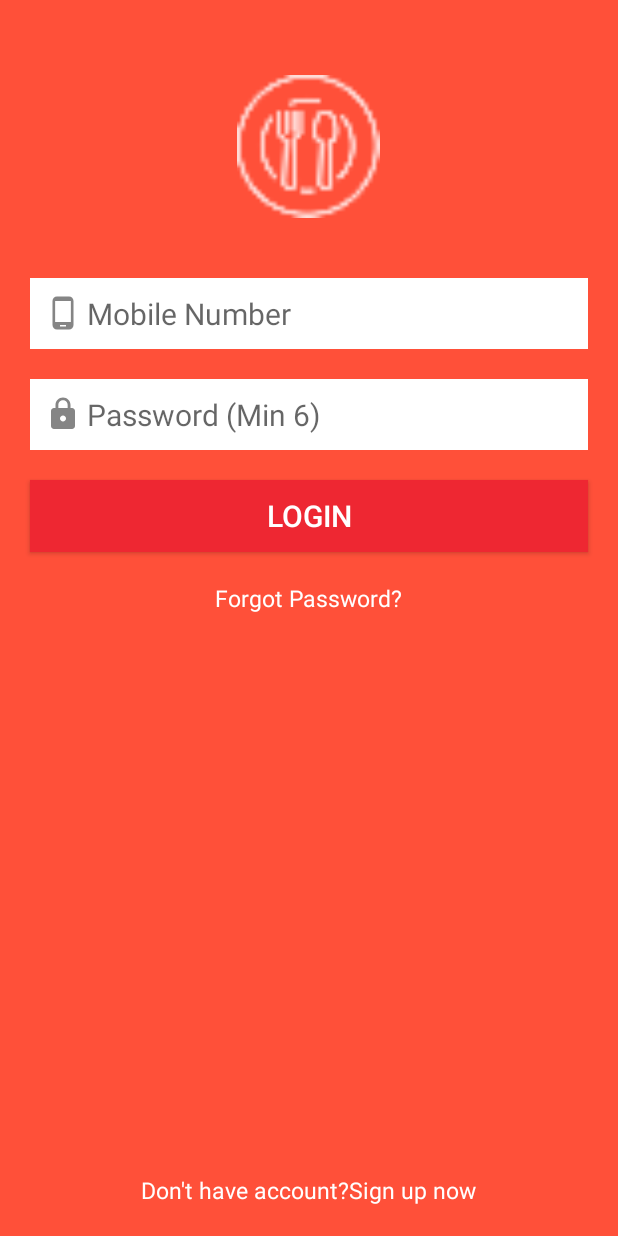
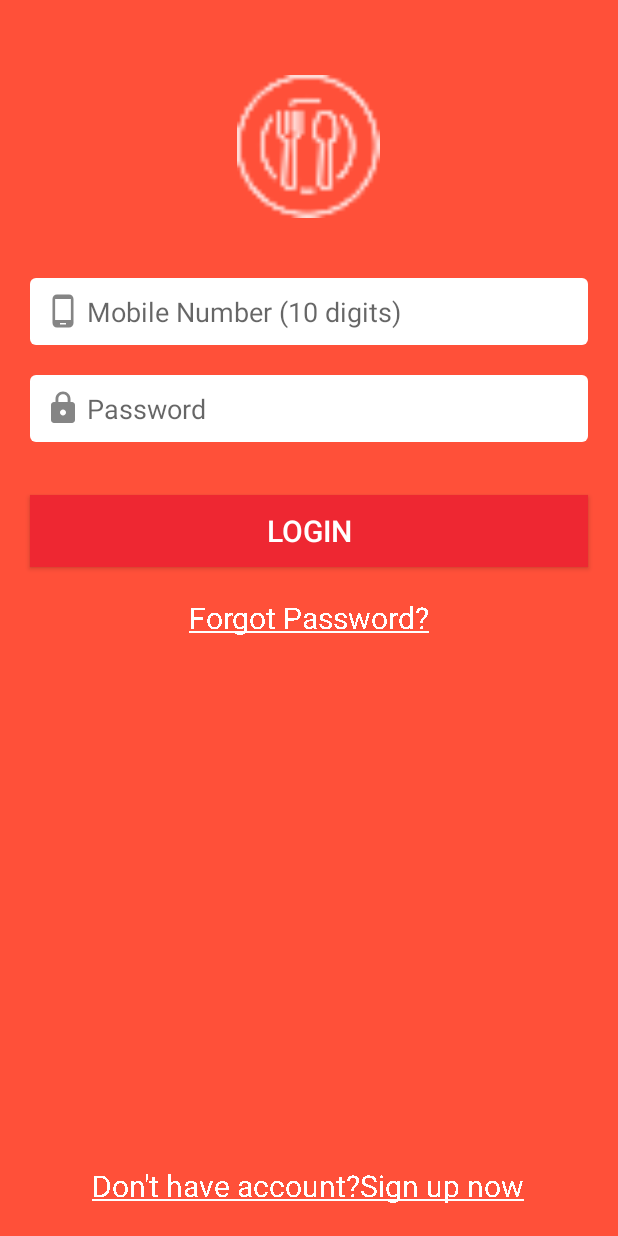
Before and after one commit to HenryGibson86/RestaurantApp, an Android app: the screen it shows after launch (LoginRegisterActivity), on a phone screen of 412 x 824 dp. Run offline under Robolectric (Android 15) with nearby library versions, the phone set to English and light mode, and no system bars; our stand-ins replace Volley.

Commit message:
Final 1.6 minor bugs fixed

```diff
--- a/app/src/main/java/com/albino/restaurantapp/fragment/LoginFragment.kt
+++ b/app/src/main/java/com/albino/restaurantapp/fragment/LoginFragment.kt
@@ -4,6 +4,7 @@ package com.albino.restaurantapp.fragment
 import android.app.Activity
 import android.content.Context
 import android.content.Intent
+import android.graphics.Paint
 import android.os.Bundle
 import android.provider.Settings
 import androidx.fragment.app.Fragment
@@ -56,6 +57,9 @@ class LoginFragment(val contextParam:Context) : Fragment() {
 
         login_fragment_Progressdialog.visibility=View.INVISIBLE
 
+        textViewForgotPassword.paintFlags=Paint.UNDERLINE_TEXT_FLAG//under line text
+
+        textViewSignUp.paintFlags=Paint.UNDERLINE_TEXT_FLAG//under line text
 
 
         textViewForgotPassword.setOnClickListener(View.OnClickListener {
@@ -131,7 +135,6 @@ class LoginFragment(val contextParam:Context) : Fragment() {
                         url,
                         loginUser,
                         Response.Listener {
-                            println("Response12 is " + it)
 
                             val responseJsonObjectData = it.getJSONObject("data")
 
@@ -157,8 +160,6 @@ class LoginFragment(val contextParam:Context) : Fragment() {
                                 userSuccessfullyLoggedIn()//after we get a response we call the Log the user in
 
                             } else {
-
-
 
                                 val responseMessageServer =
                                     responseJsonObjectData.getString("errorMessage")
@@ -211,9 +212,9 @@ class LoginFragment(val contextParam:Context) : Fragment() {
             alterDialog.setTitle("No Internet")
             alterDialog.setMessage("Internet Connection can't be establish!")
             alterDialog.setPositiveButton("Open Settings"){text,listener->
-                val settingsIntent= Intent(Settings.ACTION_WIRELESS_SETTINGS)//open wifi settings
+                val settingsIntent= Intent(Settings.ACTION_SETTINGS)//open wifi settings
                 startActivity(settingsIntent)
-                activity?.finish()
+
             }
 
             alterDialog.setNegativeButton("Exit"){ text,listener->
@@ -222,10 +223,7 @@ class LoginFragment(val contextParam:Context) : Fragment() {
             alterDialog.create()
             alterDialog.show()
 
-
-
         }
-
 
     }
 
@@ -237,5 +235,31 @@ class LoginFragment(val contextParam:Context) : Fragment() {
 
 
 
+    override fun onResume() {
+
+        if (!ConnectionManager().checkConnectivity(activity as Context))
+        {
+
+            val alterDialog=androidx.appcompat.app.AlertDialog.Builder(activity as Context)
+            alterDialog.setTitle("No Internet")
+            alterDialog.setMessage("Internet Connection can't be establish!")
+            alterDialog.setPositiveButton("Open Settings"){text,listener->
+                val settingsIntent= Intent(Settings.ACTION_SETTINGS)//open wifi settings
+                startActivity(settingsIntent)
+            }
+
+            alterDialog.setNegativeButton("Exit"){ text,listener->
+                ActivityCompat.finishAffinity(activity as Activity)//closes all the instances of the app and the app closes completely
+            }
+            alterDialog.setCancelable(false)
+
+            alterDialog.create()
+            alterDialog.show()
+
+        }
+
+        super.onResume()
+    }
+
 
 }
--- /dev/null
+++ b/app/src/main/res/drawable/rounded_border_for_view.xml
@@ -0,0 +1,5 @@
+<?xml version="1.0" encoding="utf-8"?>
+<shape xmlns:android="http://schemas.android.com/apk/res/android">
+    <solid android:color="@color/white"/>
+    <corners android:radius="4dp"/>
+</shape>
--- a/app/src/main/res/layout/fragment_login.xml
+++ b/app/src/main/res/layout/fragment_login.xml
@@ -49,15 +49,15 @@
             android:layout_marginLeft="20dp"
             android:layout_marginRight="20dp"
             android:layout_marginBottom="20dp"
-            android:background="#fff"
+            android:background="@drawable/rounded_border_for_view"
             android:drawableLeft="@drawable/ic_phone"
             android:drawablePadding="4dp"
-            android:hint="Mobile Number"
+            android:hint="Mobile Number (10 digits)"
             android:inputType="number"
             android:maxLength="10"
 
             android:padding="10dp"
-            android:textSize="20sp" />
+            android:textSize="18sp" />
 
 
         <EditText
@@ -68,41 +68,41 @@
             android:layout_marginLeft="20dp"
             android:layout_marginRight="20dp"
             android:layout_marginBottom="20dp"
-            android:background="#fff"
+            android:background="@drawable/rounded_border_for_view"
             android:drawableLeft="@drawable/ic_lock"
             android:drawablePadding="4dp"
-            android:hint="Password (Min 6)"
+            android:hint="Password"
 
             android:inputType="numberPassword"
             android:maxLength="8"
 
             android:padding="10dp"
-            android:textSize="20sp" />
+            android:textSize="18sp" />
 
         <Button
             android:id="@+id/buttonLogin"
             android:layout_width="match_parent"
             android:layout_height="wrap_content"
+            android:layout_below="@+id/editTextPassword"
+            android:layout_marginLeft="20dp"
+            android:layout_marginTop="15dp"
+            android:layout_marginRight="20dp"
+            android:layout_marginBottom="20dp"
+            android:background="@color/colorPrimaryDark"
             android:text="Login"
+            android:textColor="#fff"
             android:textSize="20sp"
-            android:textColor="#fff"
-            android:textStyle="normal"
-            android:layout_marginBottom="20dp"
-            android:layout_marginLeft="20dp"
-            android:layout_marginRight="20dp"
-            android:background="@color/colorPrimaryDark"
-            android:layout_below="@+id/editTextPassword"
-            />
+            android:textStyle="normal" />
 
         <TextView
             android:id="@+id/textViewForgotPassword"
             android:layout_width="wrap_content"
             android:layout_height="wrap_content"
+            android:layout_below="@+id/buttonLogin"
+            android:layout_centerHorizontal="true"
+            android:text="Forgot Password?"
             android:textColor="#fff"
-            android:textSize="15sp"
-            android:text="Forgot Password?"
-            android:layout_centerHorizontal="true"
-            android:layout_below="@+id/buttonLogin"/>
+            android:textSize="20sp" />
 
 
 
@@ -114,14 +114,17 @@
         android:id="@+id/textViewSignUp"
         android:layout_width="wrap_content"
         android:layout_height="wrap_content"
-        android:textColor="#fff"
-        android:textSize="15sp"
+        android:layout_alignParentBottom="true"
+        android:layout_centerHorizontal="true"
 
 
-        android:layout_margin="20dp"
+        android:layout_marginStart="20dp"
+        android:layout_marginTop="20dp"
+        android:layout_marginEnd="20dp"
+        android:layout_marginBottom="20dp"
         android:text="Don't have account?Sign up now"
-        android:layout_centerHorizontal="true"
-        android:layout_alignParentBottom="true"/>
+        android:textColor="#fff"
+        android:textSize="20sp" />
 
 
 
```
Also changed, not shown: app/src/main/java/com/albino/restaurantapp/fragment/DashboardFragment.kt (+47 -40 lines), app/src/main/java/com/albino/restaurantapp/fragment/RegisterFragment.kt (+39 -13 lines), app/src/main/res/layout/fragment_register.xml (+25 -37 lines).
